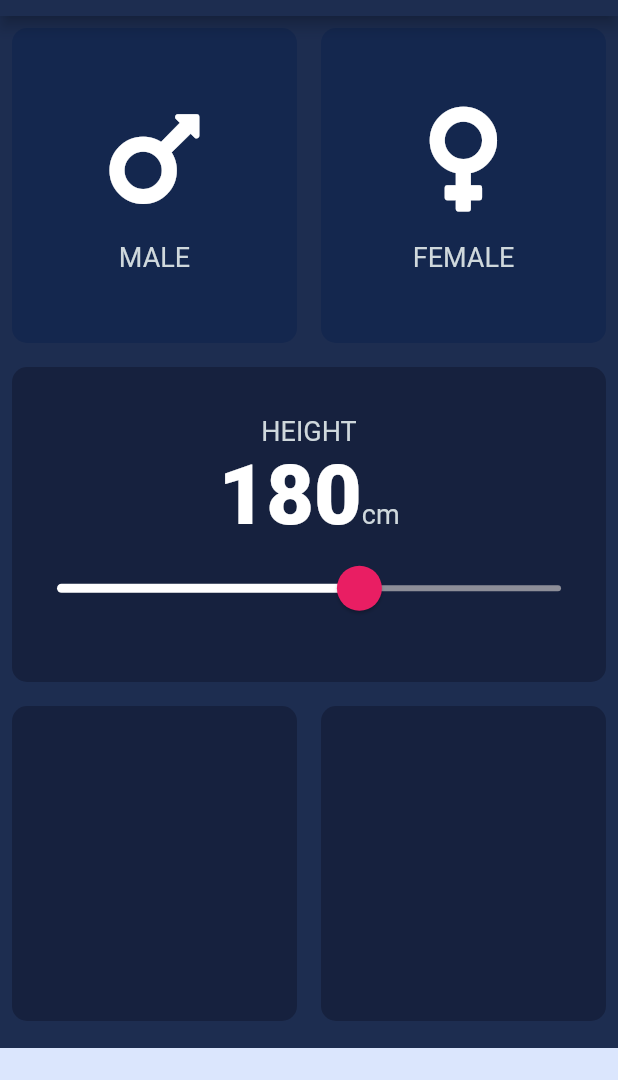
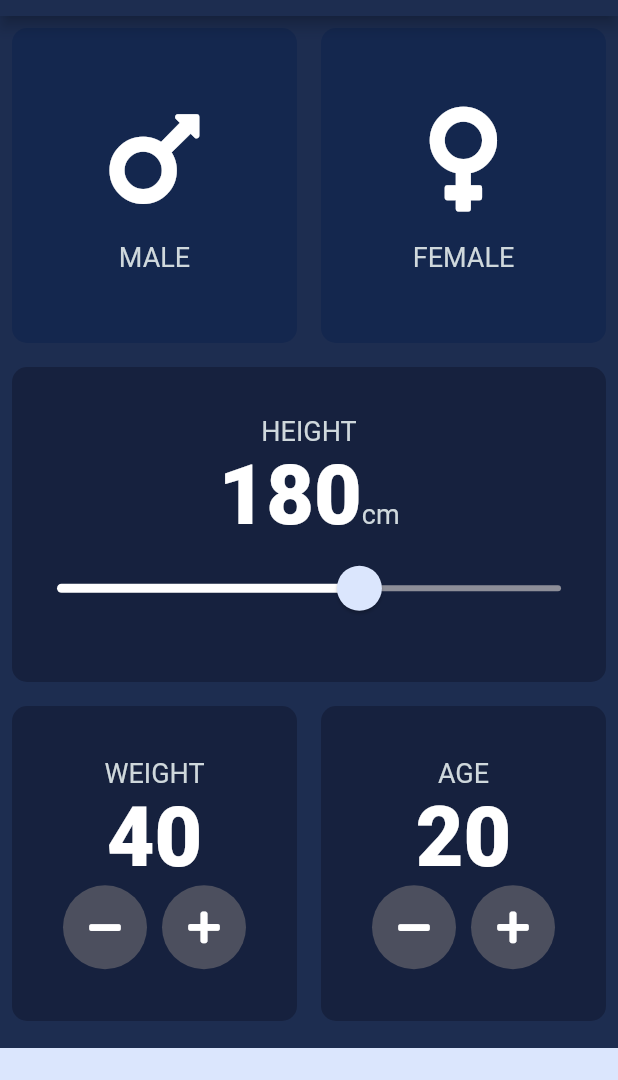
Before and after one commit to FatemeFeraghi/bmi-calculator, a Flutter app: the screen it shows after launch, on a phone screen of 412 x 824 dp, the part 68-1148 px from its top. Run offline on Flutter 3.47's test engine with Material 2 defaults, Android fonts, the phone set to English and light mode, and no system bars; our stand-ins replace font_awesome_flutter.

Commit message:
Complete weight and age cards

```diff
--- a/lib/input_page.dart
+++ b/lib/input_page.dart
@@ -17,6 +17,8 @@ class InputPage extends StatefulWidget {
 class _InpuPageState extends State<InputPage> {
   Gender? selectedGender;
   int height = 180;
+  int weight = 40;
+  int age = 20;
 
   @override
   Widget build(BuildContext context) {
@@ -100,8 +102,8 @@ class _InpuPageState extends State<InputPage> {
                   data: SliderTheme.of(context).copyWith(
                     inactiveTrackColor: Color(0xFF8D8E98),
                     activeTrackColor: Colors.white,
-                    thumbColor: Color(0xFFE91E63),
-                    overlayColor: Color(0x29E91E63),
+                    thumbColor: Color(0xFFDBE6FD),
+                    overlayColor: Color(0x29DBE6FD),
                     thumbShape: RoundSliderThumbShape(enabledThumbRadius: 15),
                     overlayShape: RoundSliderOverlayShape(overlayRadius: 30),
                   ),
@@ -124,11 +126,87 @@ class _InpuPageState extends State<InputPage> {
               Expanded(
                 child: ReusableCard(
                   colour: kCardColor,
+                  cardChild: Column(
+                    mainAxisAlignment: MainAxisAlignment.center,
+                    children: [
+                      Text(
+                        'WEIGHT',
+                        style: kLabelTextStyle,
+                      ),
+                      Text(
+                        weight.toString(),
+                        style: kNumTextStyle,
+                      ),
+                      Row(
+                        mainAxisAlignment: MainAxisAlignment.center,
+                        children: [
+                          RoundIconButton(
+                              icon: FontAwesomeIcons.minus,
+                              onPressed: () {
+                                setState(() {
+                                  weight--;
+                                });
+                              }),
+                          SizedBox(
+                            width: 10,
+                          ),
+                          RoundIconButton(
+                              icon: FontAwesomeIcons.plus,
+                              onPressed: () {
+                                setState(() {
+                                  weight++;
+                                });
+                              }),
+                        ],
+                      ),
+                    ],
+                  ),
                 ),
               ),
               Expanded(
                   child: ReusableCard(
                 colour: kCardColor,
+                cardChild: Column(
+                  mainAxisAlignment: MainAxisAlignment.center,
+                  children: [
+                    Text(
+                      'AGE',
+                      style: kLabelTextStyle,
+                    ),
+                    Text(
+                      age.toString(),
+                      style: kNumTextStyle,
+                    ),
+                    Row(
+                      mainAxisAlignment: MainAxisAlignment.center,
+                      children: [
+                        RoundIconButton(
+                          icon: FontAwesomeIcons.minus,
+                          onPressed: () {
+                            setState(
+                              () {
+                                age--;
+                              },
+                            );
+                          },
+                        ),
+                        SizedBox(
+                          width: 10,
+                        ),
+                        RoundIconButton(
+                          icon: FontAwesomeIcons.plus,
+                          onPressed: () {
+                            setState(
+                              () {
+                                age++;
+                              },
+                            );
+                          },
+                        ),
+                      ],
+                    ),
+                  ],
+                ),
               )),
             ],
           )),
@@ -143,3 +221,27 @@ class _InpuPageState extends State<InputPage> {
     );
   }
 }
+
+class RoundIconButton extends StatelessWidget {
+  RoundIconButton({required this.icon, required this.onPressed});
+
+  final IconData icon;
+  final void Function() onPressed;
+
+  @override
+  Widget build(BuildContext context) {
+    return RawMaterialButton(
+      //Shadow around the shape. When the button is pressed but not enabled
+      elevation: 0,
+      child: Icon(icon),
+      //Buttons are disabled by default. To enable it, set onPressed to null value
+      onPressed: onPressed,
+      constraints: BoxConstraints.tightFor(
+        width: 56,
+        height: 56,
+      ),
+      shape: CircleBorder(),
+      fillColor: Color(0xFF4C4F5E),
+    );
+  }
+}
```
